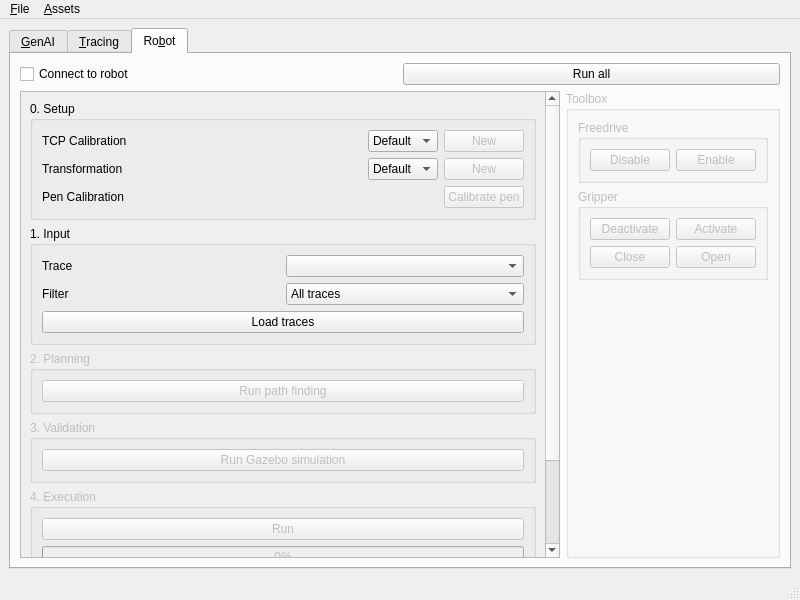
Toys-R-Us-Rex/Duckify, file ui/ui/main.ui: the form before one commit.
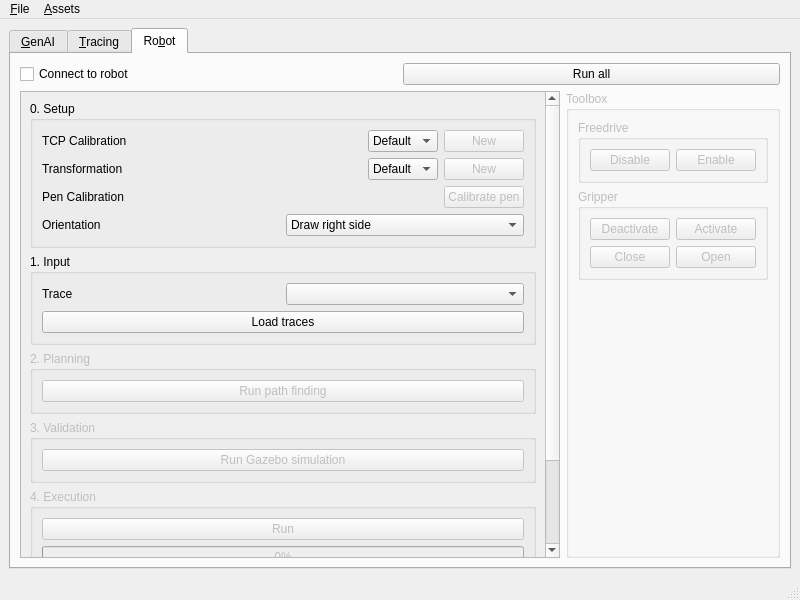
The form after the commit.

Commit message: refactor(ui): move filter combobox to setup group

```diff
--- a/ui/ui/main.ui
+++ b/ui/ui/main.ui
@@ -554,7 +554,7 @@
               <rect>
                <x>0</x>
                <y>0</y>
-               <width>518</width>
+               <width>520</width>
                <height>628</height>
               </rect>
              </property>
@@ -700,6 +700,31 @@
                    </item>
                   </layout>
                  </item>
+                 <item>
+                  <layout class="QHBoxLayout" name="horizontalLayout_19">
+                   <item>
+                    <widget class="QLabel" name="label_13">
+                     <property name="text">
+                      <string>Orientation</string>
+                     </property>
+                    </widget>
+                   </item>
+                   <item>
+                    <widget class="QComboBox" name="robotFilter">
+                     <item>
+                      <property name="text">
+                       <string>Draw right side</string>
+                      </property>
+                     </item>
+                     <item>
+                      <property name="text">
+                       <string>Draw left side</string>
+                      </property>
+                     </item>
+                    </widget>
+                   </item>
+                  </layout>
+                 </item>
                 </layout>
                </widget>
               </item>
@@ -729,36 +754,6 @@
                    </item>
                   </layout>
                  </item>
-                 <item>
-                  <layout class="QHBoxLayout" name="horizontalLayout_19">
-                   <item>
-                    <widget class="QLabel" name="label_13">
-                     <property name="text">
-                      <string>Filter</string>
-                     </property>
-                    </widget>
-                   </item>
-                   <item>
-                    <widget class="QComboBox" name="robotFilter">
-                     <item>
-                      <property name="text">
-                       <string>All traces</string>
-                      </property>
-                     </item>
-                     <item>
-                      <property name="text">
-                       <string>Only left (Y+)</string>
-                      </property>
-                     </item>
-                     <item>
-                      <property name="text">
-                       <string>Only right (Y-)</string>
-                      </property>
-                     </item>
-                    </widget>
-                   </item>
-                  </layout>
-                 </item>
                  <item>
                   <widget class="QPushButton" name="robotLoadTraces">
                    <property name="text">
```
